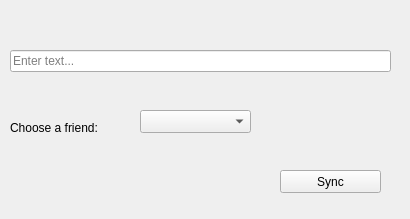
First picture: the form in kOrganizify/src/syncwindow.ui, repository jelisavetagavrilovic/kOrganizify, before the edit.
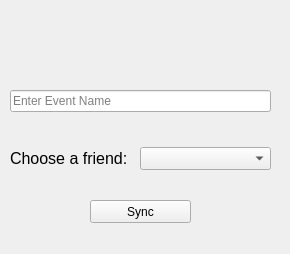
Second picture: the form after the edit. Icons and pictures are not drawn.

What changed in the file:
```diff
--- a/kOrganizify/src/syncwindow.ui
+++ b/kOrganizify/src/syncwindow.ui
@@ -6,32 +6,37 @@
    <rect>
     <x>0</x>
     <y>0</y>
-    <width>410</width>
-    <height>219</height>
+    <width>290</width>
+    <height>254</height>
    </rect>
   </property>
   <property name="windowTitle">
    <string>Form</string>
   </property>
+  <property name="styleSheet">
+   <string notr="true">SyncWindow{
+	background-color: #F7F4F8;
+}</string>
+  </property>
   <widget class="QLineEdit" name="le_nameInput">
    <property name="geometry">
     <rect>
      <x>10</x>
-     <y>50</y>
-     <width>381</width>
+     <y>90</y>
+     <width>261</width>
      <height>22</height>
     </rect>
    </property>
    <property name="placeholderText">
-    <string>Enter text...</string>
+    <string>Enter Event Name</string>
    </property>
   </widget>
   <widget class="QComboBox" name="cb_selectHours">
    <property name="geometry">
     <rect>
      <x>140</x>
-     <y>110</y>
-     <width>111</width>
+     <y>147</y>
+     <width>131</width>
      <height>23</height>
     </rect>
    </property>
@@ -48,8 +53,8 @@
   <widget class="QPushButton" name="btn_sync">
    <property name="geometry">
     <rect>
-     <x>280</x>
-     <y>170</y>
+     <x>90</x>
+     <y>200</y>
      <width>101</width>
      <height>23</height>
     </rect>
@@ -62,15 +67,39 @@
    <property name="geometry">
     <rect>
      <x>10</x>
-     <y>120</y>
-     <width>101</width>
+     <y>150</y>
+     <width>121</width>
      <height>16</height>
     </rect>
    </property>
+   <property name="font">
+    <font>
+     <pointsize>12</pointsize>
+    </font>
+   </property>
    <property name="text">
     <string>Choose a friend:</string>
    </property>
   </widget>
+  <widget class="QLabel" name="lblIcon">
+   <property name="geometry">
+    <rect>
+     <x>120</x>
+     <y>20</y>
+     <width>41</width>
+     <height>41</height>
+    </rect>
+   </property>
+   <property name="text">
+    <string/>
+   </property>
+   <property name="pixmap">
+    <pixmap resource="../resources.qrc">:/images/images/link.png</pixmap>
+   </property>
+   <property name="scaledContents">
+    <bool>true</bool>
+   </property>
+  </widget>
  </widget>
  <resources/>
  <connections/>
```
Left out of the diff: 4 changed lines with no effect on the pictures.
